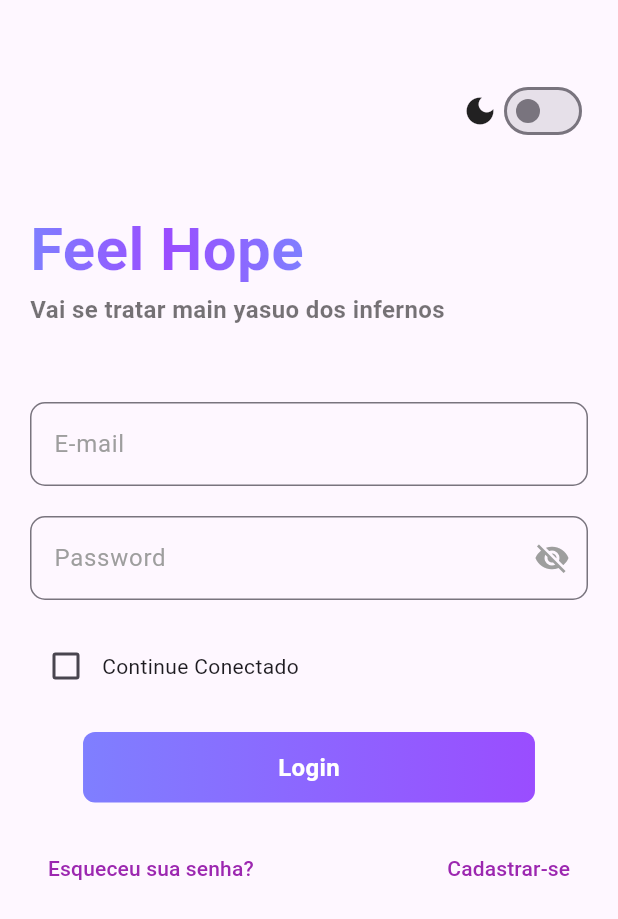
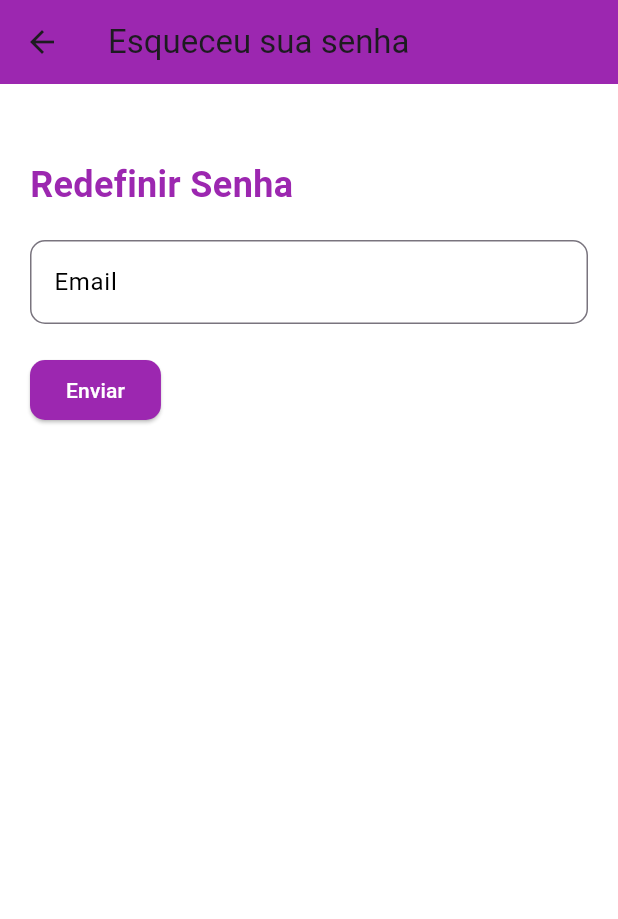
Before and after one commit to DaviTaiyo/FeelHope-FrontEnd, a Flutter app: the screen it shows after launch, after a tap on "Esqueceu sua senha?", on a phone screen of 412 x 824 dp. Shown: the top 919 px of the screen. Run offline on Flutter 3.47's test engine with Material 3 defaults, Android fonts, the light colour scheme and no system bars; our stand-ins replace dio; accounts and stored records are empty.

Commit message:
variasTelas
telas adicionadas: Recuperação de senha, Cadastros, e a Home do psicologo

```diff
--- /dev/null
+++ b/lib/presentation/views/forgotPasswordScreen.dart
@@ -0,0 +1,77 @@
+import 'package:flutter/material.dart';
+
+class ForgotPasswordScreen extends StatefulWidget {
+  @override
+  _ForgotPasswordScreenState createState() => _ForgotPasswordScreenState();
+}
+
+class _ForgotPasswordScreenState extends State<ForgotPasswordScreen> {
+  final _emailController = TextEditingController();
+  bool isCodeSent = false;
+
+  @override
+  Widget build(BuildContext context) {
+    return Scaffold(
+      backgroundColor: Colors.white,
+      appBar: AppBar(
+        backgroundColor: Colors.purple,
+        title: Text("Esqueceu sua senha"),
+      ),
+      body: Padding(
+        padding: const EdgeInsets.all(20.0),
+        child: Column(
+          crossAxisAlignment: CrossAxisAlignment.start,
+          children: [
+            SizedBox(height: 30),
+            Text(
+              "Redefinir Senha",
+              style: TextStyle(
+                fontSize: 24,
+                fontWeight: FontWeight.bold,
+                color: Colors.purple,
+              ),
+            ),
+            SizedBox(height: 20),
+            TextField(
+              controller: _emailController,
+              decoration: InputDecoration(
+                labelText: "Email",
+                labelStyle: TextStyle(color: Colors.black),
+                border: OutlineInputBorder(
+                  borderRadius: BorderRadius.circular(10.0),
+                  borderSide: BorderSide(color: Colors.black),
+                ),
+                focusedBorder: OutlineInputBorder(
+                  borderRadius: BorderRadius.circular(10.0),
+                  borderSide: BorderSide(color: Colors.black),
+                ),
+              ),
+            ),
+            SizedBox(height: 20),
+            ElevatedButton(
+              style: ElevatedButton.styleFrom(
+                backgroundColor: Colors.purple,
+                foregroundColor: Colors.white,
+                shape: RoundedRectangleBorder(
+                  borderRadius: BorderRadius.circular(10.0)
+                ),
+              ),
+              onPressed: () {
+                setState(() {
+                  isCodeSent = true;
+                });
+              },
+              child: Text("Enviar"),
+            ),
+            SizedBox(height: 20),
+            if (isCodeSent)
+              Text(
+                "Um código foi enviado para seu email!",
+                style: TextStyle(color: Colors.black),
+            ),
+          ],
+        ),
+      ),
+    );
+  }
+}
--- a/lib/presentation/views/loginScreen.dart
+++ b/lib/presentation/views/loginScreen.dart
@@ -1,6 +1,8 @@
 import 'package:feelhope/components/gradiente_button.dart';
 import 'package:feelhope/components/gradiente_text.dart';
 import 'package:feelhope/components/themeNotifier.dart';
+import 'package:feelhope/presentation/views/forgotPasswordScreen.dart';
+import 'package:feelhope/presentation/views/homePagePsyScreen.dart';
 import 'package:feelhope/presentation/views/userRegistrationScreen.dart';
 import 'package:flutter/material.dart';
 import '../state/login_state.dart';
@@ -115,14 +117,19 @@ class _LoginscreenState extends State<Loginscreen> {
                           TextButton(
                             child: Text("Esqueceu sua senha?",
                                 style: TextStyle(color: Colors.purple)),
-                            onPressed: () {},
+                            onPressed: () {
+                              Navigator.push(
+                                context,
+                                MaterialPageRoute(builder: (context) => ForgotPasswordScreen()),
+                              );
+                            },
                           ),
                           TextButton(
                             child: Text("Cadastrar-se",
                                 style: TextStyle(color: Colors.purple)),
                             onPressed: () {Navigator.push(
                               context, MaterialPageRoute(
-                                builder: (context) => UserRegistrationScreen()
+                                builder: (context) => UserRegistrationScreen() //se quiser ver a pagina inicial, <= MUDE PARA HOMEPAGE()
                                 ),
                               );
                             },
```
Also changed, not shown: lib/presentation/views/homePagePsyScreen.dart (added, +150 -0 lines), assets/icon.jpg (added).
